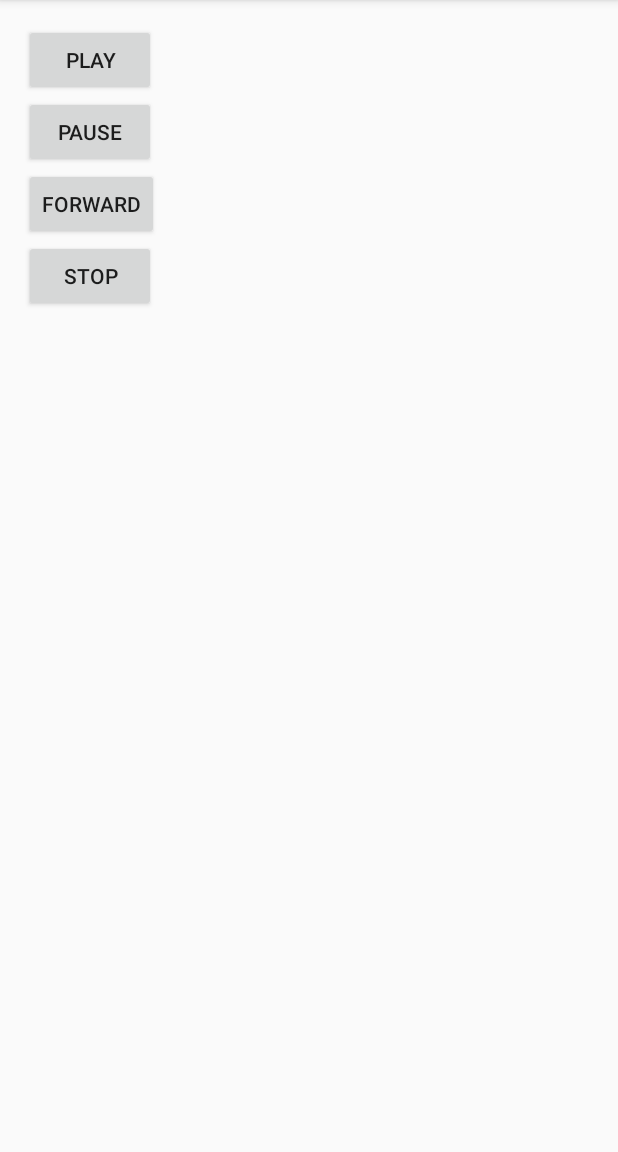
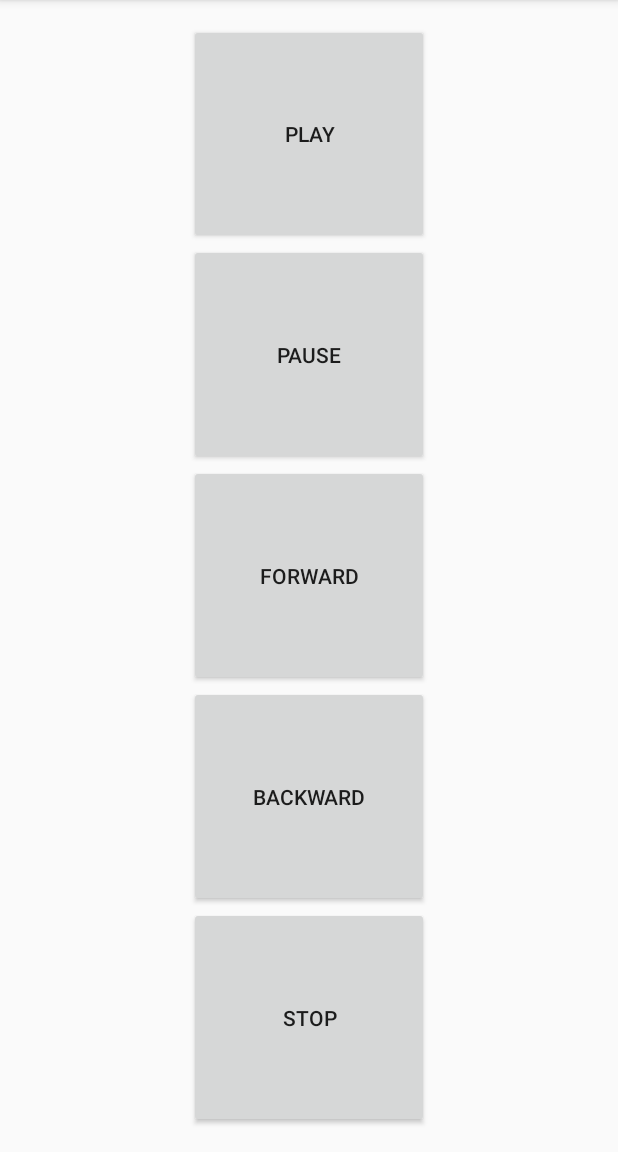
Before and after one commit to cukimonkey/music_player_practice, an Android app: the screen it shows after launch (MainActivity), on a phone screen of 412 x 824 dp, the part 84-1236 px from its top. Run offline under Robolectric (Android 15) with nearby library versions, the phone set to English and light mode, and no system bars.

Commit message:
Initial commit

```diff
--- a/app/src/main/java/com/example/android/musicplayer/MainActivity.java
+++ b/app/src/main/java/com/example/android/musicplayer/MainActivity.java
@@ -9,7 +9,7 @@ import android.widget.Toast;
 
 public class MainActivity extends AppCompatActivity {
     private MediaPlayer mediaPlayer;
-   // private int forwardTime = 5000;
+
     private double startTime = 0;
     private double finalTime = 0;
 
@@ -21,7 +21,7 @@ public class MainActivity extends AppCompatActivity {
 
         mediaPlayer = MediaPlayer.create(this, R.raw.sample01);
 
-
+        //Set up on onClick button to play media file
         Button playButton = (Button) findViewById(R.id.play_button);
         playButton.setOnClickListener(new Button.OnClickListener(){
             @Override
@@ -30,6 +30,7 @@ public class MainActivity extends AppCompatActivity {
             }
 
         });
+        //Set up an onClick button to pause media file
         Button pauseButton = (Button) findViewById(R.id.pause_button);
         pauseButton.setOnClickListener(new Button.OnClickListener(){
             @Override
@@ -38,6 +39,7 @@ public class MainActivity extends AppCompatActivity {
             }
 
         });
+        //Set up an onClick button to forward media file
         Button forwardButton = (Button) findViewById(R.id.forward_button);
         forwardButton.setOnClickListener(new Button.OnClickListener(){
             @Override
@@ -56,6 +58,26 @@ public class MainActivity extends AppCompatActivity {
                 }
             }
         });
+        //Set up an onClick button to backward media file
+        Button backwardButton = (Button) findViewById(R.id.backward_button);
+        backwardButton.setOnClickListener(new Button.OnClickListener(){
+            @Override
+
+            public void onClick(View v) {
+                int temp = (int) mediaPlayer.getCurrentPosition();
+                int backwardTime = 5000;
+
+                finalTime = mediaPlayer.getDuration();
+
+                if ((temp - backwardTime) > 0) {
+                    startTime = temp - backwardTime;
+                    mediaPlayer.seekTo((int) startTime);
+                } else {
+                    Toast.makeText(getApplicationContext(), "Cannot jump backward 5 seconds", Toast.LENGTH_SHORT).show();
+                }
+            }
+        });
+        //Set up an onClick button to stop media file
         Button stopButton = (Button) findViewById(R.id.stop_button);
         stopButton.setOnClickListener(new Button.OnClickListener(){
             @Override
--- a/app/src/main/res/layout/activity_main.xml
+++ b/app/src/main/res/layout/activity_main.xml
@@ -4,6 +4,7 @@
     android:layout_width="match_parent"
     android:layout_height="match_parent"
     android:orientation="vertical"
+    android:gravity="center_horizontal"
     android:paddingBottom="@dimen/activity_vertical_margin"
     android:paddingLeft="@dimen/activity_horizontal_margin"
     android:paddingRight="@dimen/activity_horizontal_margin"
@@ -12,27 +13,43 @@
 
     <Button
         android:id="@+id/play_button"
-        android:layout_width="wrap_content"
-        android:layout_height="wrap_content"
+        android:layout_width="160dp"
+        android:layout_height="0dp"
         android:text="Play"
-        android:onClick="play_music"/>
+        android:onClick="play_music"
+        android:layout_weight="1"/>
     <Button
         android:id="@+id/pause_button"
-        android:layout_width="wrap_content"
-        android:layout_height="wrap_content"
+        android:layout_width="160dp"
+        android:layout_height="0dp"
+        android:layout_weight="1"
         android:text="Pause"
-        android:onClick="pause_music"/>
+        android:onClick="pause_music"
+
+        />
     <Button
-    android:id="@+id/forward_button"
-    android:layout_width="wrap_content"
-    android:layout_height="wrap_content"
-    android:text="forward"
-    android:onClick="forward_music"/>
+        android:id="@+id/forward_button"
+        android:layout_width="160dp"
+        android:layout_height="0dp"
+        android:layout_weight="1"
+        android:text="forward"
+        android:onClick="forward_music"
+        />
+    <Button
+        android:id="@+id/backward_button"
+        android:layout_width="160dp"
+        android:layout_height="0dp"
+        android:layout_weight="1"
+        android:text="backward"
+        android:onClick="backward_music"
+        />
     <Button
         android:id="@+id/stop_button"
-        android:layout_width="wrap_content"
-        android:layout_height="wrap_content"
+        android:layout_width="160dp"
+        android:layout_height="0dp"
+        android:layout_weight="1"
         android:text="stop"
-        android:onClick="stop_music"/>
+        android:onClick="stop_music"
+        />
 
 </LinearLayout>
```
